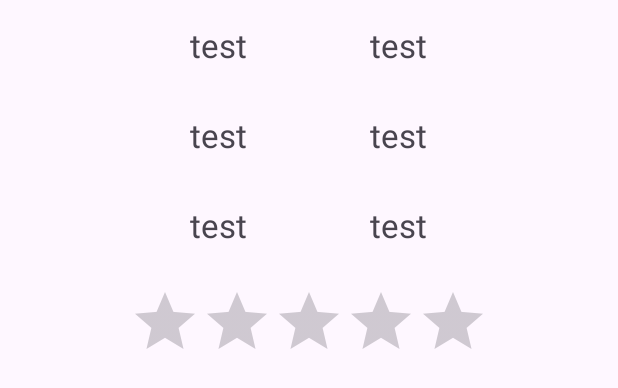
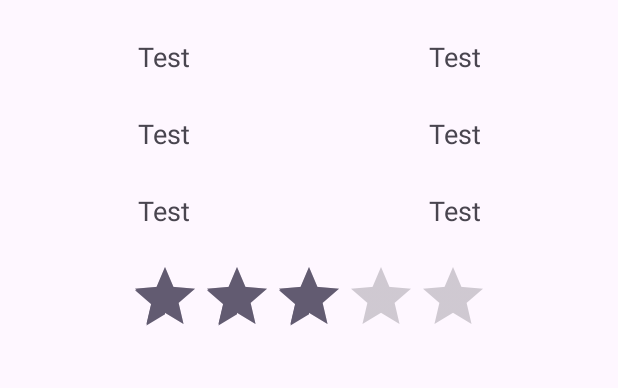
Before and after one commit to FryingPan2/Iordache_Andrei_ActivitateDAM2026, an Android app: the layout item_layout.xml on its own in the app's theme, with its tools: preview values and no code run, on a phone screen of 412 x 824 dp. Shown: the top 388 px of the screen. Run offline under Robolectric (Android 15) with nearby library versions, the phone set to English and light mode, and no system bars.

Commit message:
Lab06 Part 2

```diff
--- a/lab_04/src/main/java/com/example/lab_04/MainActivity.java
+++ b/lab_04/src/main/java/com/example/lab_04/MainActivity.java
@@ -96,9 +96,9 @@ public class MainActivity extends AppCompatActivity {
 
         if (requestCode == 1 && resultCode == RESULT_OK) {
 
-            Avion avion = (Avion)
-                    data.getSerializableExtra("avion");
-
+            //Avion avion = (Avion)
+                    //data.getSerializableExtra("avion");
+            Avion avion = data.getParcelableExtra("avion");
             if (avion != null) {
                 listaAvioane.add(avion);
 
--- a/lab_04/src/main/res/layout/item_layout.xml
+++ b/lab_04/src/main/res/layout/item_layout.xml
@@ -1,98 +1,111 @@
 <?xml version="1.0" encoding="utf-8"?>
 <LinearLayout xmlns:android="http://schemas.android.com/apk/res/android"
     android:layout_width="match_parent"
-    android:layout_height="match_parent"
-    android:orientation="vertical">
+    android:layout_height="wrap_content"
+    android:orientation="vertical"
+    android:padding="12dp">
+
+    <!-- Two equally sized columns -->
     <LinearLayout
         android:layout_width="match_parent"
         android:layout_height="wrap_content"
+        android:orientation="horizontal"
+        android:weightSum="2">
+
+        <!-- Left column -->
+        <LinearLayout
+            android:layout_width="0dp"
+            android:layout_height="wrap_content"
+            android:layout_weight="1"
             android:orientation="vertical"
             android:gravity="center"
-        >
-        <LinearLayout
-            android:layout_width="wrap_content"
-            android:layout_height="match_parent"
-            android:orientation="horizontal"
-            >
-    <LinearLayout
+            android:paddingHorizontal="8dp">
+
+            <TextView
+                android:id="@+id/txt1"
                 android:layout_width="match_parent"
                 android:layout_height="wrap_content"
-        android:orientation="vertical"
-        android:layout_marginRight="20sp"
-        android:paddingRight="20sp">
+                android:text="Test"
+                android:textSize="18sp"
+                android:gravity="center"
+                android:layout_marginVertical="8dp"
+                android:padding="5dp"/>
+
             <TextView
-        android:layout_width="40sp"
-        android:layout_height="wrap_content"
-        android:text="test"
-        android:textSize="22sp"
-                android:layout_marginTop="10sp"
-                android:layout_marginBottom="10sp"
-                android:paddingTop="5sp"
-                android:paddingBottom="5sp"/>
-            <TextView
+                android:id="@+id/txt2"
                 android:layout_width="match_parent"
                 android:layout_height="wrap_content"
-                android:text="test"
-                android:textSize="22sp"
-                android:layout_marginTop="10sp"
-                android:layout_marginBottom="10sp"
-                android:paddingTop="5sp"
-                android:paddingBottom="5sp"/>
+                android:text="Test"
+                android:textSize="18sp"
+                android:gravity="center"
+                android:layout_marginVertical="8dp"
+                android:padding="5dp"/>
+
             <TextView
+                android:id="@+id/txt3"
                 android:layout_width="match_parent"
                 android:layout_height="wrap_content"
-                android:text="test"
-                android:textSize="22sp"
-                android:layout_marginTop="10sp"
-                android:layout_marginBottom="10sp"
-                android:paddingTop="5sp"
-                android:paddingBottom="5sp"/>
+                android:text="Test"
+                android:textSize="18sp"
+                android:gravity="center"
+                android:layout_marginVertical="8dp"
+                android:padding="5dp"/>
 
         </LinearLayout>
+
+        <!-- Right column -->
         <LinearLayout
+            android:layout_width="0dp"
+            android:layout_height="wrap_content"
+            android:layout_weight="1"
+            android:orientation="vertical"
+            android:gravity="center"
+            android:paddingHorizontal="8dp">
+
+            <TextView
+                android:id="@+id/txt4"
                 android:layout_width="match_parent"
                 android:layout_height="wrap_content"
-                android:orientation="vertical"
-                android:layout_marginLeft="20sp"
-                android:paddingLeft="20sp">
+                android:text="Test"
+                android:textSize="18sp"
+                android:gravity="center"
+                android:layout_marginVertical="8dp"
+                android:padding="5dp"/>
+
             <TextView
+                android:id="@+id/txt5"
                 android:layout_width="match_parent"
                 android:layout_height="wrap_content"
-                    android:text="test"
-                    android:textSize="22sp"
-                    android:layout_marginTop="10sp"
-                    android:layout_marginBottom="10sp"
-                    android:paddingTop="5sp"
-                    android:paddingBottom="5sp"/>
+                android:text="Test"
+                android:textSize="18sp"
+                android:gravity="center"
+                android:layout_marginVertical="8dp"
+                android:padding="5dp"/>
+
             <TextView
+                android:id="@+id/txt6"
                 android:layout_width="match_parent"
                 android:layout_height="wrap_content"
-                    android:text="test"
-                    android:textSize="22sp"
-                    android:layout_marginTop="10sp"
-                    android:layout_marginBottom="10sp"
-                    android:paddingTop="5sp"
-                    android:paddingBottom="5sp"/>
-                <TextView
-                    android:layout_width="match_parent"
-                    android:layout_height="wrap_content"
-                    android:text="test"
-                    android:textSize="22sp"
-                    android:layout_marginTop="10sp"
-                    android:layout_marginBottom="10sp"
-                    android:paddingTop="5sp"
-                    android:paddingBottom="5sp"/>
+                android:text="Test"
+                android:textSize="18sp"
+                android:gravity="center"
+                android:layout_marginVertical="8dp"
+                android:padding="5dp"/>
+
         </LinearLayout>
+
     </LinearLayout>
+
+    <!-- Non-interactive rating bar -->
     <RatingBar
+        android:id="@+id/rt"
         android:layout_width="wrap_content"
         android:layout_height="wrap_content"
         android:numStars="5"
         android:stepSize="1"
-            android:layout_marginTop="5sp"
-            android:layout_marginBottom="5sp"
-            android:paddingTop="5sp"
-            android:paddingBottom="5sp"
-            />
+        android:isIndicator="true"
+        android:rating="3"
+        android:layout_gravity="center"
+        android:layout_marginTop="8dp"/>
+
 </LinearLayout>
-</LinearLayout>
```
Also changed, not shown: lab_04/src/main/java/com/example/lab_04/AvionAdapter.java (+21 -4 lines), lab_04/src/main/java/com/example/lab_04/IntroduAvion.java (+74 -3 lines), lab_04/src/main/java/com/example/lab_04/MainActivity2.java (+61 -15 lines). Lines whose indentation alone changed are shown as unchanged.
